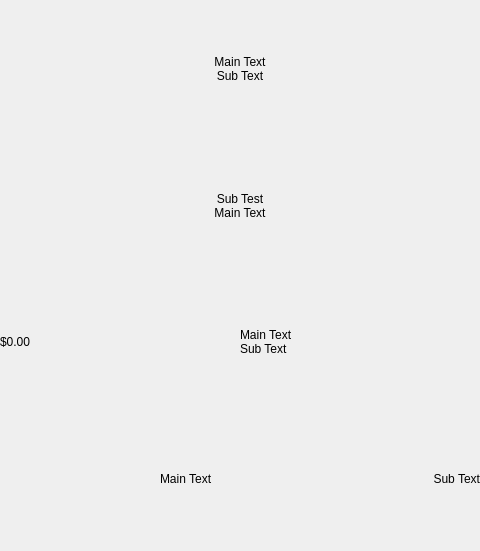
Qt form widgets/kelguibutton.ui (demlabs-cellframe/dap-ui-sdk) before a commit.
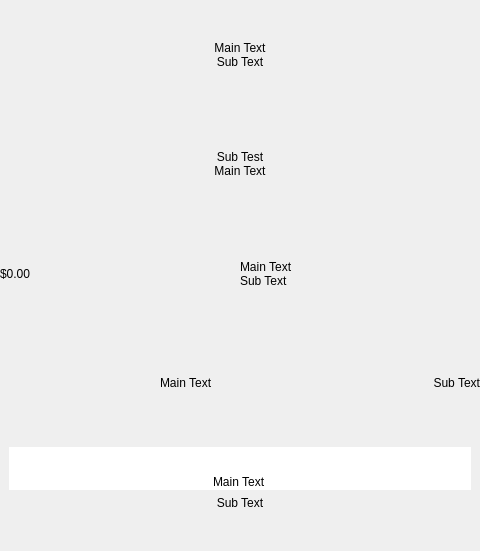
The same form after that commit. Custom widgets are drawn as their Qt base class.

Commit message: added edit into KelGuiButton. added KelGuiLineEdit widget.

What changed in the file:
```diff
--- a/widgets/kelguibutton.ui
+++ b/widgets/kelguibutton.ui
@@ -238,6 +238,44 @@
         </layout>
        </widget>
       </item>
+      <item>
+       <widget class="QWidget" name="Style4" native="true">
+        <layout class="QVBoxLayout" name="verticalLayout_5">
+         <item>
+          <widget class="KelGuiLineEdit" name="kelGuiLineEditMain">
+           <property name="sizePolicy">
+            <sizepolicy hsizetype="Preferred" vsizetype="Preferred">
+             <horstretch>0</horstretch>
+             <verstretch>0</verstretch>
+            </sizepolicy>
+           </property>
+           <property name="inputMask">
+            <string/>
+           </property>
+           <property name="text">
+            <string>Main Text</string>
+           </property>
+           <property name="frame">
+            <bool>false</bool>
+           </property>
+           <property name="alignment">
+            <set>Qt::AlignBottom|Qt::AlignHCenter</set>
+           </property>
+          </widget>
+         </item>
+         <item>
+          <widget class="KelGuiLabel" name="KelGuiButtonTextSub_4">
+           <property name="text">
+            <string>Sub Text</string>
+           </property>
+           <property name="alignment">
+            <set>Qt::AlignHCenter|Qt::AlignTop</set>
+           </property>
+          </widget>
+         </item>
+        </layout>
+       </widget>
+      </item>
       <item>
        <widget class="KelGuiSeparator" name="kelGuiSeparator">
         <property name="sizePolicy">
@@ -265,6 +303,11 @@
    <extends>QWidget</extends>
    <header>kelguiseparator.h</header>
   </customwidget>
+  <customwidget>
+   <class>KelGuiLineEdit</class>
+   <extends>QLineEdit</extends>
+   <header>kelguilineedit.h</header>
+  </customwidget>
   <customwidget>
    <class>KelGuiLabel</class>
    <extends>QLabel</extends>
```
The commit also changes 10 other files.
